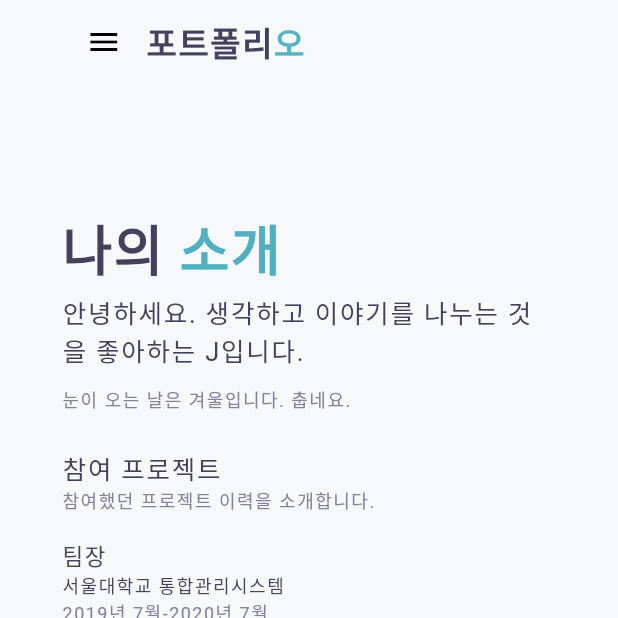
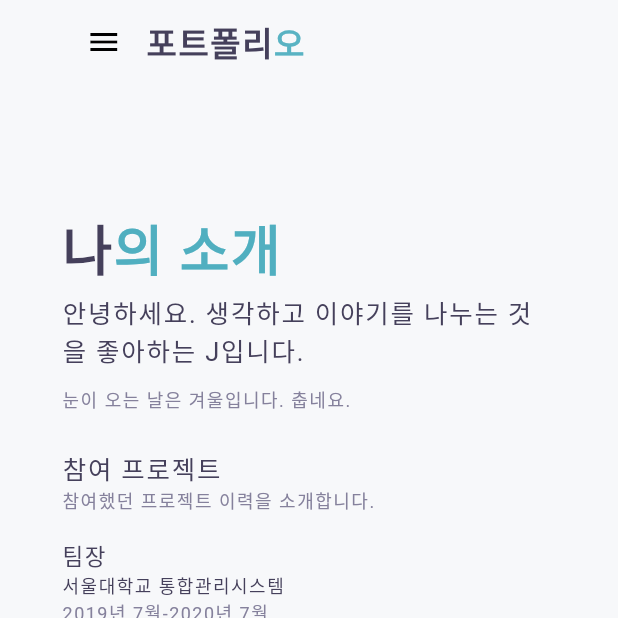
Before and after one commit to JS3322/portfolio_profile_flutter, a Flutter app: the screen it shows after launch, on a phone screen of 412 x 824 dp, the top half of it. Run offline on Flutter 3.47's test engine with Material 2 defaults, Android fonts, the phone set to English and light mode, and no system bars; missing offline and left inert: dart:html; network calls fail; Roboto replaces fonts that are missing (NexaBold, NexaLight, ProductSans).

Commit message:
20210127_font_fix1

```diff
--- a/lib/constants/assets.dart
+++ b/lib/constants/assets.dart
@@ -1,10 +1,9 @@
 class Assets {
   Assets._();
-
+  //view test png
   static const String programmer3 = 'assets/images/test.png';
 
-  // social icons
-
+  //footer social icons
   static const String behance = 'assets/icons/ic_storybook.png';
   static const String instagram = 'assets/icons/ic_storybook.png';
   static const String github = 'assets/icons/ic_storybook.png';
--- a/lib/constants/strings.dart
+++ b/lib/constants/strings.dart
@@ -1,9 +1,10 @@
 class Strings {
   Strings._();
 
+  //intro text
   static const String about_me = 'About Me';
-  static const String about = '나의';
-  static const String me = ' 소개';
+  static const String about = '나';
+  static const String me = '의 소개';
   static const String portfoli = '포트폴리';
   static const String o = '오';
   static const String headline = '안녕하세요. 생각하고 이야기를 나누는 것을 좋아하는 J입니다.';
@@ -12,7 +13,7 @@ class Strings {
   static const String skills_i_have = '주요 기술';
   static const String rights_reserved = 'P. 2021 GANADA STEP. WELCOME.';
 
-  // menu items
+  //menu items
   static const String menu_home = 'Home';
   static const String menu_about = 'History';
   static const String menu_contact = 'Mini Project(정리중)';
--- a/lib/ui/home.dart
+++ b/lib/ui/home.dart
@@ -28,7 +28,7 @@ class HomePage extends StatelessWidget {
     );
   }
 
-  //AppBar Methods:-------------------------------------------------------------
+  //AppBar----------------------------------------------------------------------
   Widget _buildAppBar(BuildContext context) {
     return AppBar(
       titleSpacing: 0.0,
```
Also changed, not shown: pubspec.lock, 2 other files.
